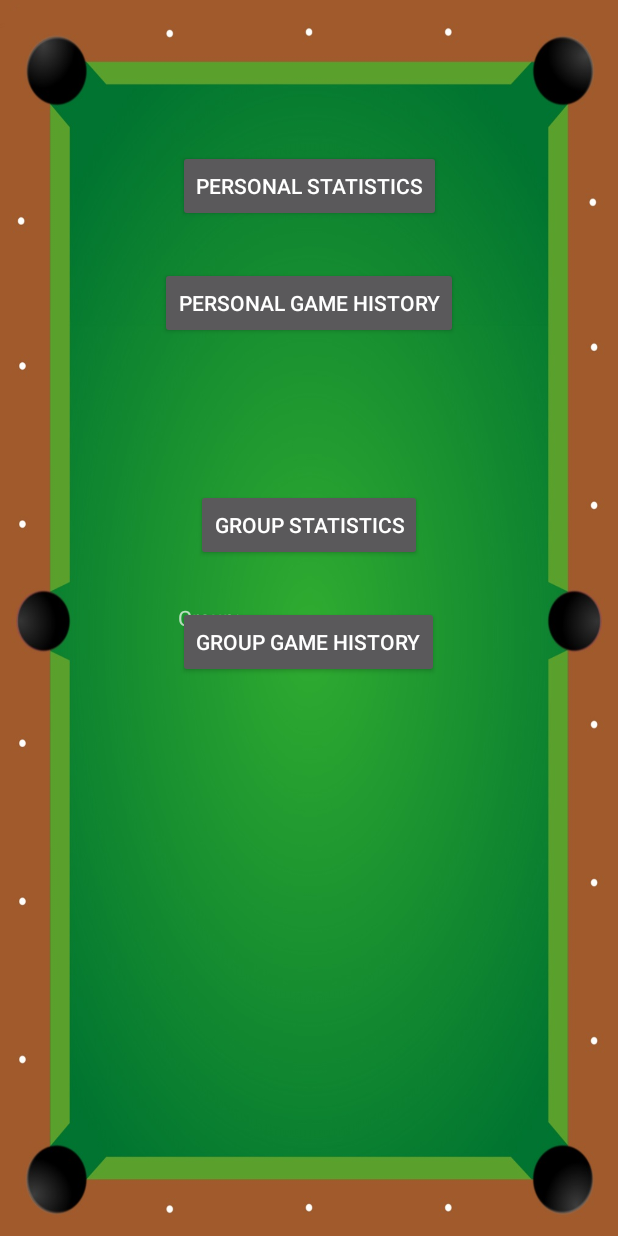
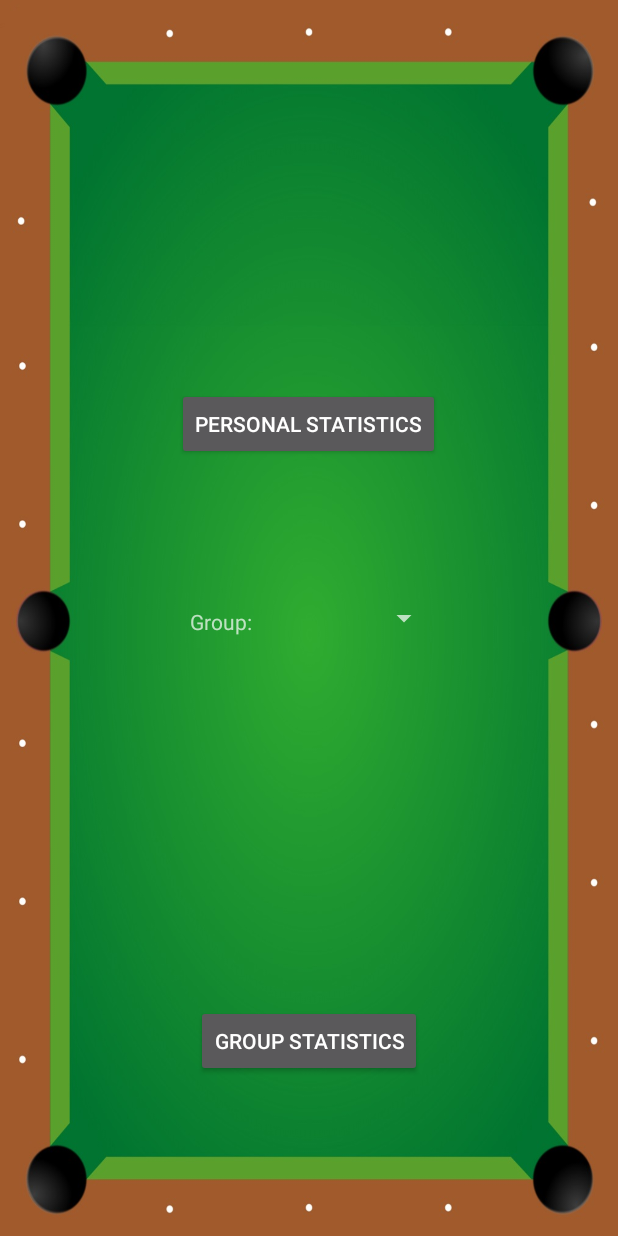
Before and after one commit to TacticalLuke43/Scoremaster, an Android app: the StatsMenu screen opened directly, with no data from a screen before it, on a phone screen of 412 x 824 dp. Run offline under Robolectric (Android 15) with nearby library versions, the phone set to English and light mode, and no system bars.

Commit message:
Cut game history

```diff
--- a/app/src/main/AndroidManifest.xml
+++ b/app/src/main/AndroidManifest.xml
@@ -27,7 +27,6 @@
         <activity android:name=".StatsMenu" />
         <activity android:name=".PlayerStatsScreen" />
         <activity android:name=".GroupStatsScreen" />
-        <activity android:name=".GameHistoryScreen" />
         <activity
             android:name=".JoinGroup"
             android:theme="@style/AppTheme.PopUpThing" />
--- a/app/src/main/java/csc483/scoremaster/StatsMenu.java
+++ b/app/src/main/java/csc483/scoremaster/StatsMenu.java
@@ -20,28 +20,11 @@ public class StatsMenu extends AppCompatActivity {
             }
         });
 
-
-        Button personalHistory = (Button) findViewById(R.id.personalHistory);
-        personalHistory.setOnClickListener(new View.OnClickListener(){
-            public void onClick(View v) {
-                startActivity(new Intent(StatsMenu.this, GameHistoryScreen.class));
-            }
-        });
-
-
         Button groupStats = (Button) findViewById(R.id.groupStats);
         groupStats.setOnClickListener(new View.OnClickListener(){
             public void onClick(View v) {
                 startActivity(new Intent(StatsMenu.this, GroupStatsScreen.class));
             }
         });
-
-
-        Button groupGameHistory = (Button) findViewById(R.id.groupGameHistory);
-        groupGameHistory.setOnClickListener(new View.OnClickListener(){
-            public void onClick(View v) {
-                startActivity(new Intent(StatsMenu.this, GroupStatsScreen.class));
-            }
-        });
     }
 }
--- a/app/src/main/res/layout/activity_stats_menu.xml
+++ b/app/src/main/res/layout/activity_stats_menu.xml
@@ -11,26 +11,17 @@
         android:id="@+id/personalStats"
         android:layout_width="wrap_content"
         android:layout_height="wrap_content"
-        android:layout_alignParentTop="true"
-        android:layout_alignStart="@+id/groupGameHistory"
-        android:layout_marginTop="100dp"
+        android:layout_above="@+id/spinner"
+        android:layout_centerHorizontal="true"
+        android:layout_marginBottom="93dp"
         android:text="Personal Statistics" />
-
-    <Button
-        android:id="@+id/personalHistory"
-        android:layout_width="wrap_content"
-        android:layout_height="wrap_content"
-        android:layout_below="@+id/personalStats"
-        android:layout_marginTop="30dp"
-        android:layout_centerHorizontal="true"
-        android:text="Personal Game History" />
 
     <TextView
         android:id="@+id/groupTextView"
         android:layout_width="wrap_content"
         android:layout_height="wrap_content"
-        android:layout_alignStart="@+id/groupGameHistory"
-        android:layout_centerVertical="true"
+        android:layout_alignBottom="@+id/spinner"
+        android:layout_toStartOf="@+id/spinner"
         android:text="Group:" />
 
     <Spinner
@@ -44,17 +35,9 @@
         android:id="@+id/groupStats"
         android:layout_width="wrap_content"
         android:layout_height="wrap_content"
-        android:layout_below="@+id/personalHistory"
+        android:layout_alignParentBottom="true"
         android:layout_centerHorizontal="true"
-        android:layout_marginTop="100dp"
+        android:layout_marginBottom="106dp"
         android:text="Group Statistics" />
 
-    <Button
-        android:id="@+id/groupGameHistory"
-        android:layout_width="wrap_content"
-        android:layout_height="wrap_content"
-        android:layout_below="@+id/groupStats"
-        android:layout_centerHorizontal="true"
-        android:layout_marginTop="30dp"
-        android:text="Group Game History" />
 </RelativeLayout>
```
Also changed, not shown: app/src/main/java/csc483/scoremaster/GameHistoryScreen.java (deleted, +0 -13 lines), app/src/main/java/csc483/scoremaster/ScoringScreen.java (+11 -0 lines), app/src/main/res/layout/activity_game_history_screen.xml (deleted, +0 -16 lines), app/src/main/res/layout/activity_group_management_screen.xml (+21 -5 lines), app/src/main/res/layout/activity_scoring_screen.xml (+12 -0 lines).
